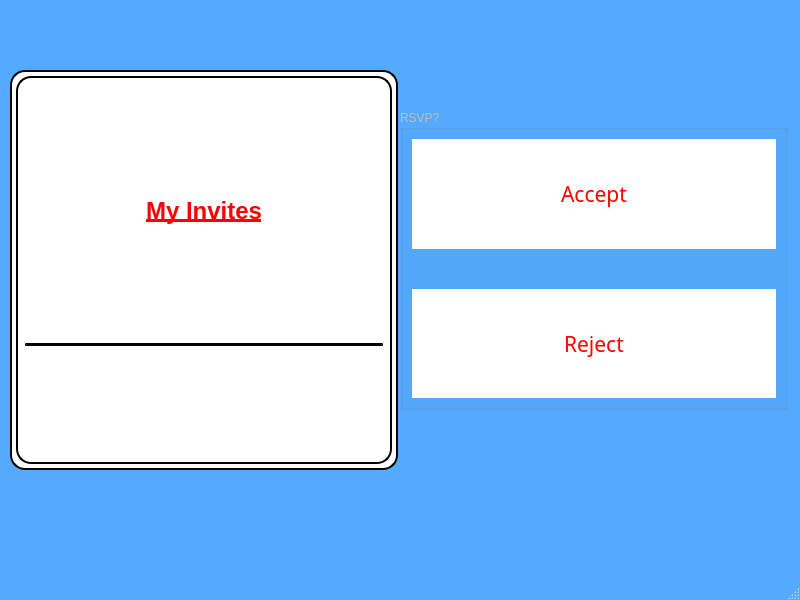
First picture: the form in UI/invites.ui, repository smhavens/MeetUp, before the edit.
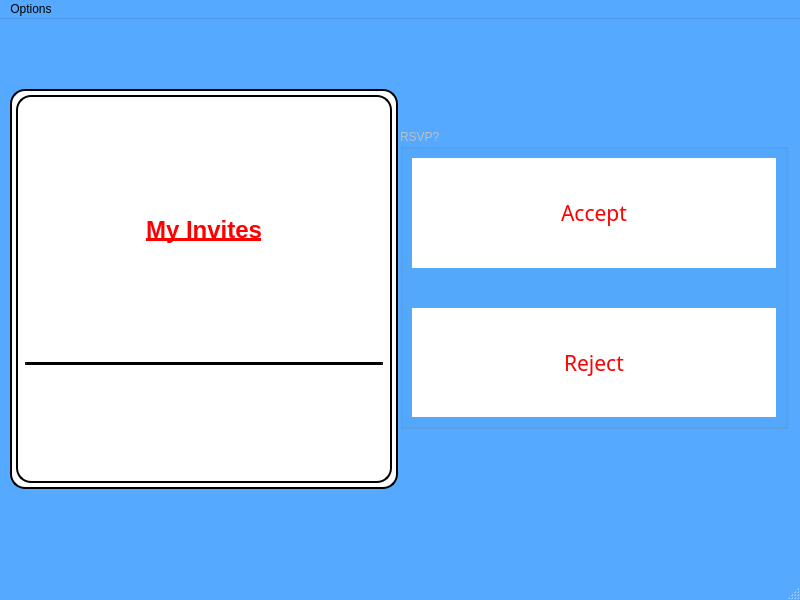
Second picture: the form after the edit.

What changed in the file:
```diff
--- a/UI/invites.ui
+++ b/UI/invites.ui
@@ -418,6 +418,17 @@
      <height>33</height>
     </rect>
    </property>
+   <property name="autoFillBackground">
+    <bool>true</bool>
+   </property>
+   <widget class="QMenu" name="menuOptions">
+    <property name="title">
+     <string>Options</string>
+    </property>
+    <addaction name="actionhome"/>
+    <addaction name="actionlogout"/>
+   </widget>
+   <addaction name="menuOptions"/>
   </widget>
   <widget class="QStatusBar" name="statusbar"/>
  </widget>
```
Left out of the diff: 10 changed lines with no effect on the pictures.
